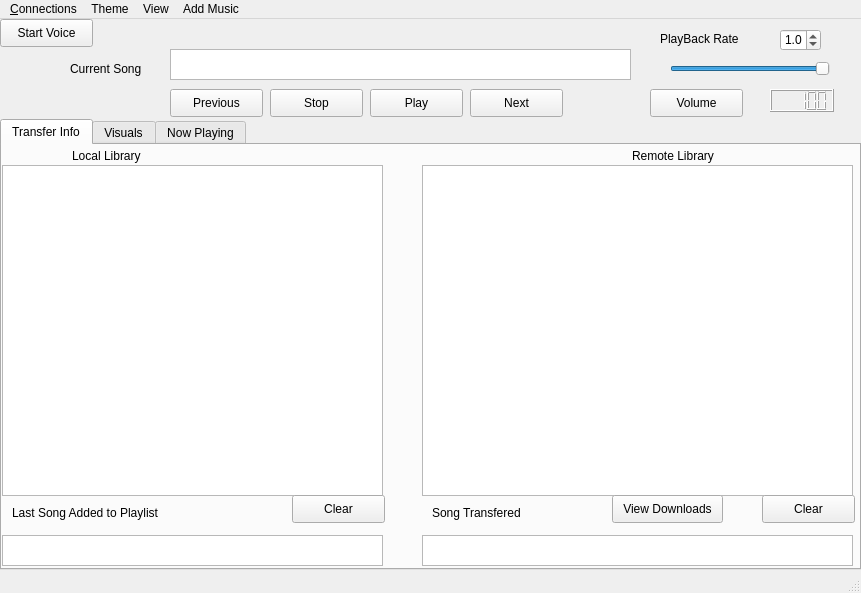
Before: the Qt Designer form mainwindow.ui in tnightingale/COMMAudio, drawn with Qt 5.
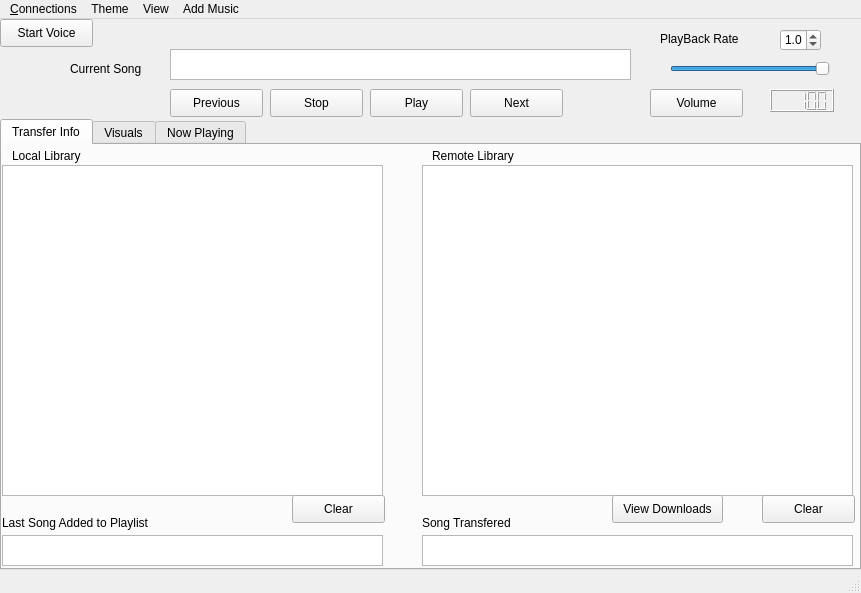
After: the same form once the commit is applied. The open tabs and pages were chosen to show the change.

Commit message: Fixed UI layout and bug with transferring file lists.

Patch:
```diff
--- a/mainwindow.ui
+++ b/mainwindow.ui
@@ -102,7 +102,7 @@
      <widget class="QLabel" name="label_2">
       <property name="geometry">
        <rect>
-        <x>630</x>
+        <x>430</x>
         <y>0</y>
         <width>91</width>
         <height>21</height>
@@ -115,7 +115,7 @@
      <widget class="QLabel" name="label">
       <property name="geometry">
        <rect>
-        <x>70</x>
+        <x>10</x>
         <y>0</y>
         <width>81</width>
         <height>21</height>
@@ -148,8 +148,8 @@
      <widget class="QLabel" name="label_4">
       <property name="geometry">
        <rect>
-        <x>10</x>
-        <y>360</y>
+        <x>0</x>
+        <y>370</y>
         <width>161</width>
         <height>16</height>
        </rect>
@@ -161,8 +161,8 @@
      <widget class="QLabel" name="label_5">
       <property name="geometry">
        <rect>
-        <x>430</x>
-        <y>360</y>
+        <x>420</x>
+        <y>370</y>
         <width>151</width>
         <height>16</height>
        </rect>
```
Left out of the diff: 2 changed lines with no effect on the pictures. The commit also changes 6 other files.
